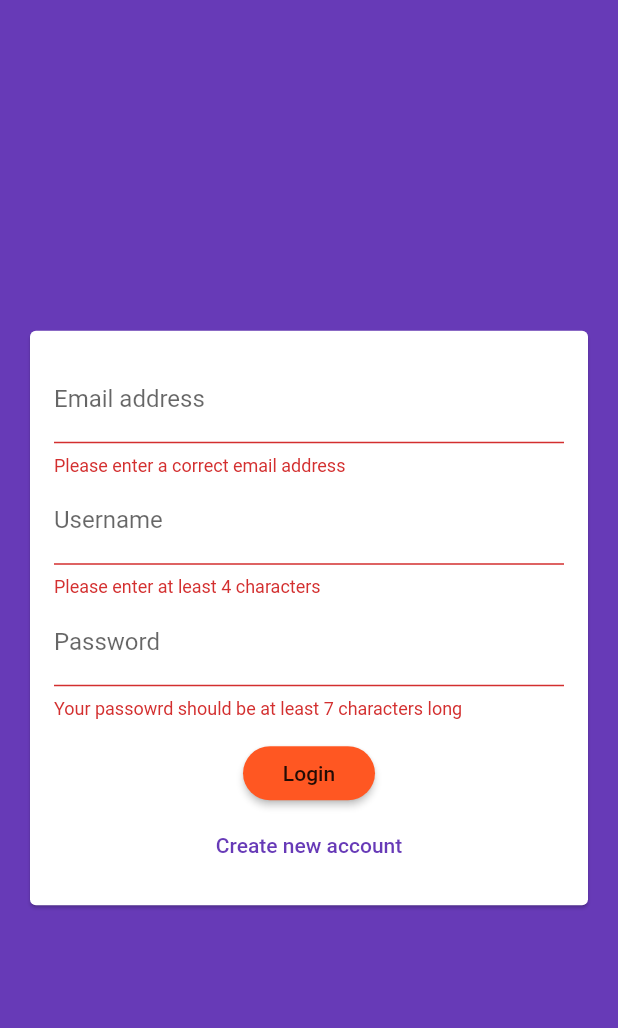
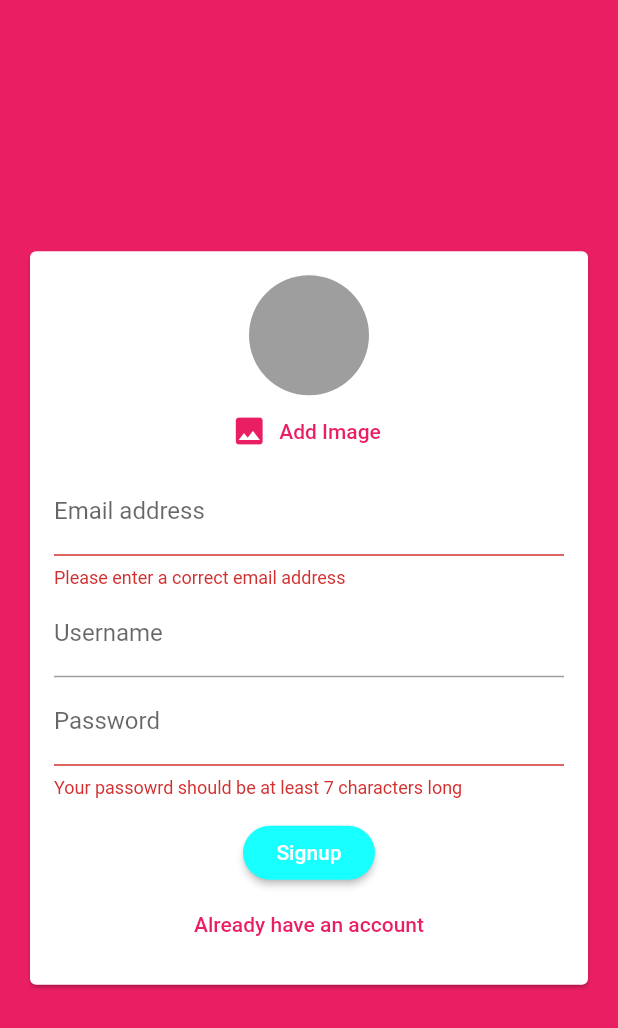
Before and after one commit to Kurczaak/Flutter-Chat-App, a Flutter app: the screen it shows after launch, after a tap on "Login", after a tap on "Create new account", on a phone screen of 412 x 824 dp. Shown: the top 1028 px of the screen. Run offline on Flutter 3.47's test engine with Material 2 defaults, Android fonts, the phone set to English and light mode, and no system bars; our stand-ins replace cloud_firestore, firebase_auth, firebase_messaging, firebase_storage, image_picker; missing offline and left inert: ntp; accounts and stored records are empty.

Commit message:
Working demo

```diff
--- a/lib/main.dart
+++ b/lib/main.dart
@@ -1,4 +1,5 @@
 import 'package:flutter/material.dart';
+import 'package:firebase_auth/firebase_auth.dart';
 
 import './screens/chat_screen.dart';
 import './screens/auth_screen.dart';
@@ -14,19 +15,28 @@ class MyApp extends StatelessWidget {
     return MaterialApp(
         title: 'Flutter Chat',
         theme: ThemeData(
-        primarySwatch: Colors.deepPurple,
-        backgroundColor: Colors.deepPurple,
-        accentColor: Colors.deepOrangeAccent,
+          primarySwatch: Colors.pink,
+          backgroundColor: Colors.white,
+          accentColor: Colors.cyanAccent,
           accentColorBrightness: Brightness.dark,
           visualDensity: VisualDensity.adaptivePlatformDensity,
           buttonTheme: ButtonTheme.of(context).copyWith(
-          buttonColor: Colors.deepOrange,
+            buttonColor: Colors.cyanAccent,
             shape: RoundedRectangleBorder(
               borderRadius: BorderRadius.circular(20),
             ),
           ),
         ),
-      home: AuthScreen(),
+        home: StreamBuilder(
+          stream: FirebaseAuth.instance.onAuthStateChanged,
+          builder: (context, snapshot) {
+            if (snapshot.hasData)
+              return ChatScreen();
+            else
+              return AuthScreen();
+          },
+        )
+        // AuthScreen(),
         );
   }
 }
--- a/lib/widgets/auth/auth_form.dart
+++ b/lib/widgets/auth/auth_form.dart
@@ -1,24 +1,57 @@
+import 'dart:io';
 import 'package:flutter/material.dart';
+import '../pickers/user_image_picker.dart';
 
 class AuthForm extends StatefulWidget {
+  final void Function(
+    String email,
+    String password,
+    String username,
+    bool isLogin,
+    File image,
+    BuildContext ctx,
+  ) submitAuthForm;
+  final bool isLoading;
+
+  AuthForm(this.submitAuthForm, this.isLoading);
+
   @override
   _AuthFormState createState() => _AuthFormState();
 }
 
 class _AuthFormState extends State<AuthForm> {
   final _formKey = GlobalKey<FormState>();
-  String _userEmail = '';
-  String _userName = '';
-  String _userPassword = '';
+  var _isLogin = true;
+  var _userEmail = '';
+  var _userName = '';
+  var _userPassword = '';
+  File _userImageFile;
+
+  void _pickedImage(File image) {
+    _userImageFile = image;
+  }
 
   void _trySubmit() {
     final isValid = _formKey.currentState.validate();
     FocusScope.of(context).unfocus();
+    if (_userImageFile == null && !_isLogin) {
+      Scaffold.of(context).showSnackBar(SnackBar(
+        content: Text('Please pick an image'),
+        backgroundColor: Theme.of(context).errorColor,
+      ));
+      return;
+    }
+
     if (isValid) {
       _formKey.currentState.save();
-      print(_userEmail);
-      print(_userName);
-      print(_userPassword);
+      widget.submitAuthForm(
+        _userEmail.trim(),
+        _userPassword.trim(),
+        _userName.trim(),
+        _isLogin,
+        _userImageFile,
+        context,
+      );
     }
   }
 
@@ -35,7 +68,9 @@ class _AuthFormState extends State<AuthForm> {
                 child: Column(
                   mainAxisSize: MainAxisSize.min,
                   children: [
+                    if (!_isLogin) UserImagePicker(_pickedImage),
                     TextFormField(
+                      key: ValueKey('email'),
                       keyboardType: TextInputType.emailAddress,
                       decoration: InputDecoration(
                         labelText: 'Email address',
@@ -50,7 +85,9 @@ class _AuthFormState extends State<AuthForm> {
                           return null;
                       },
                     ),
+                    if (!_isLogin)
                       TextFormField(
+                        key: ValueKey('username'),
                         decoration: InputDecoration(
                           labelText: 'Username',
                         ),
@@ -65,6 +102,7 @@ class _AuthFormState extends State<AuthForm> {
                         },
                       ),
                     TextFormField(
+                      key: ValueKey('password'),
                       obscureText: true,
                       decoration: InputDecoration(
                         labelText: 'Password',
@@ -80,14 +118,24 @@ class _AuthFormState extends State<AuthForm> {
                       },
                     ),
                     SizedBox(height: 12),
+                    if (widget.isLoading) CircularProgressIndicator(),
+                    if (!widget.isLoading)
                       RaisedButton(
-                      child: Text('Login'),
+                        textColor: Colors.white,
+                        child: Text(_isLogin ? 'Login' : 'Signup'),
                         onPressed: _trySubmit,
                       ),
+                    if (!widget.isLoading)
                       FlatButton(
                         textColor: Theme.of(context).primaryColor,
-                      child: Text('Create new account'),
-                      onPressed: () {},
+                        child: Text(_isLogin
+                            ? 'Create new account'
+                            : 'Already have an account'),
+                        onPressed: () {
+                          setState(() {
+                            _isLogin = !_isLogin;
+                          });
+                        },
                       ),
                   ],
                 )),
--- /dev/null
+++ b/lib/widgets/pickers/user_image_picker.dart
@@ -0,0 +1,47 @@
+import 'dart:io';
+import 'package:flutter/material.dart';
+import 'package:image_picker/image_picker.dart';
+
+class UserImagePicker extends StatefulWidget {
+  final Function(File pickedImage) pickImageFn;
+
+  UserImagePicker(this.pickImageFn);
+
+  @override
+  _UserImagePickerState createState() => _UserImagePickerState();
+}
+
+class _UserImagePickerState extends State<UserImagePicker> {
+  File _pickedImage;
+
+  void _pickImage() async {
+    final picker = ImagePicker();
+    final pickedImage = await picker.getImage(
+        source: ImageSource.gallery, imageQuality: 50, maxWidth: 150);
+
+    final pickedImageFile = File(pickedImage.path);
+    setState(() {
+      _pickedImage = pickedImageFile;
+    });
+    widget.pickImageFn(_pickedImage);
+  }
+
+  @override
+  Widget build(BuildContext context) {
+    return Column(
+      children: [
+        CircleAvatar(
+            radius: 40,
+            backgroundColor: Colors.grey,
+            backgroundImage:
+                _pickedImage != null ? FileImage(_pickedImage) : null),
+        FlatButton.icon(
+          textColor: Theme.of(context).primaryColor,
+          onPressed: _pickImage,
+          icon: Icon(Icons.image),
+          label: Text('Add Image'),
+        ),
+      ],
+    );
+  }
+}
```
Also changed, not shown: lib/screens/auth_screen.dart (+66 -1 lines), lib/screens/chat_screen.dart (+53 -28 lines), lib/widgets/chat/message_bubble.dart (added, +65 -0 lines), lib/widgets/chat/messages.dart (added, +46 -0 lines), lib/widgets/chat/new_message.dart (added, +96 -0 lines), lib/widgets/pickers/message_image_picker.dart (added, +48 -0 lines), pubspec.yaml (+7 -1 lines), pubspec.lock, 3 other files. Lines whose indentation alone changed are shown as unchanged.
